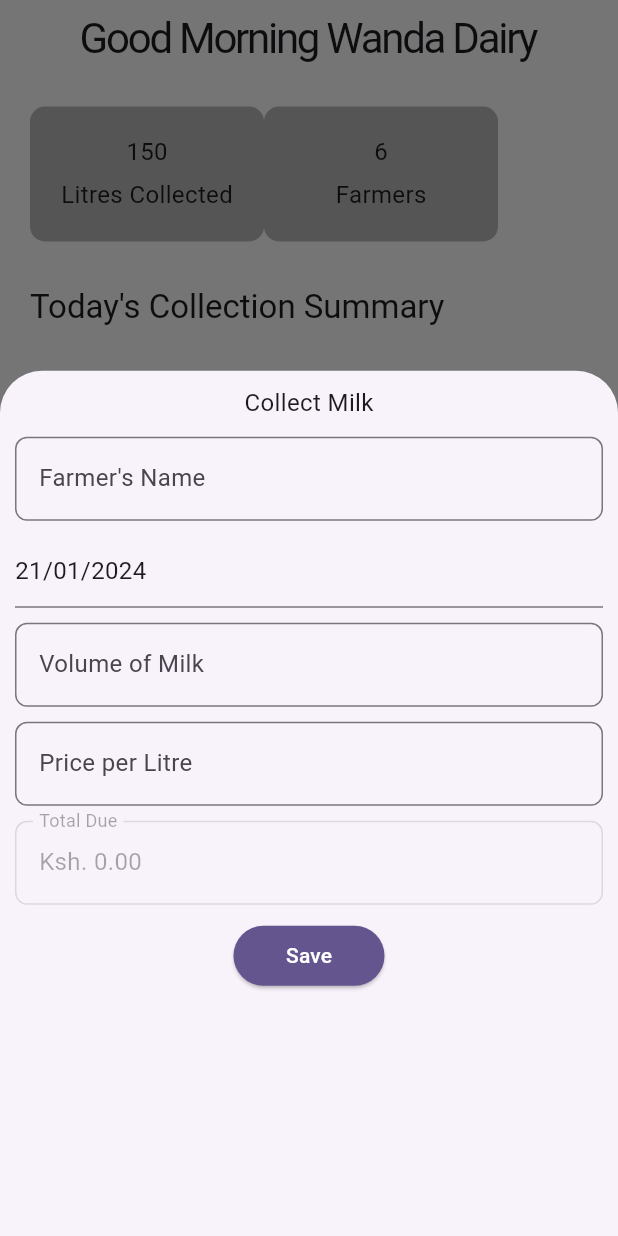
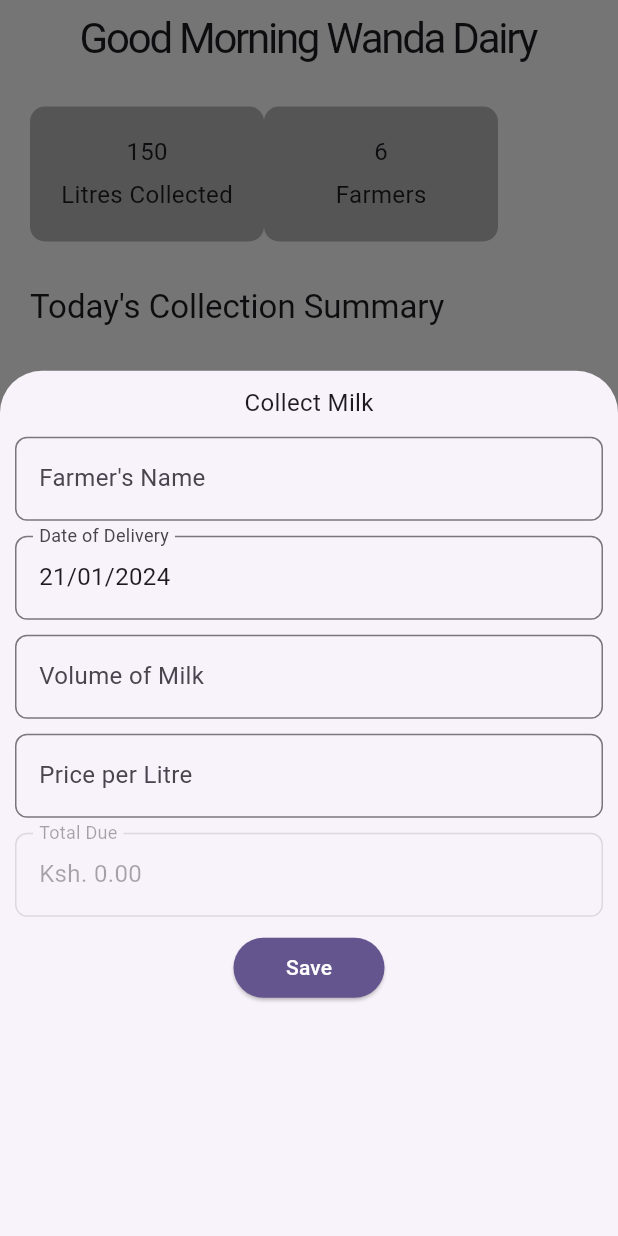
Before and after one commit to kariuki-joseph/wanda-dairy, a Flutter app: the DairyHomePage screen opened by its route, after a tap on "Collect Milk", on a phone screen of 412 x 824 dp. Run offline on Flutter 3.47's test engine with Material 3 defaults, Android fonts, the phone set to English and light mode, and no system bars; our stand-ins replace cloud_firestore, firebase_auth, firebase_core, get; accounts and stored records are empty; network calls fail.

Commit message:
customize inputs

```diff
--- a/lib/widgets/custom_input.dart
+++ b/lib/widgets/custom_input.dart
@@ -7,6 +7,7 @@ class CustomTextFormField extends StatelessWidget {
   final TextInputType? keyboardType;
   final TextEditingController? controller;
   final String? initialValue;
+  final String? Function(String?)? validator;
 
   final Function(String)? onChanged;
   const CustomTextFormField({
@@ -18,6 +19,7 @@ class CustomTextFormField extends StatelessWidget {
     this.obscureText,
     this.onChanged,
     this.initialValue,
+    this.validator,
   }) : super(key: key);
 
   @override
@@ -28,6 +30,7 @@ class CustomTextFormField extends StatelessWidget {
       obscureText: obscureText ?? false,
       controller: controller,
       onChanged: onChanged,
+      validator: validator,
       decoration: InputDecoration(
         labelText: labelText,
         hintText: hintText,
@@ -37,4 +40,17 @@ class CustomTextFormField extends StatelessWidget {
       ),
     );
   }
+
+  static InputDecoration myInputDecoration({
+    String? labelText,
+    String? hintText,
+  }) {
+    return InputDecoration(
+      labelText: labelText,
+      hintText: hintText,
+      border: OutlineInputBorder(
+        borderRadius: BorderRadius.circular(8),
+      ),
+    );
+  }
 }
--- a/lib/widgets/primary_button.dart
+++ b/lib/widgets/primary_button.dart
@@ -3,8 +3,10 @@ import 'package:flutter/material.dart';
 class PrimaryButton extends StatelessWidget {
   final Function() onPressed;
   final Widget child;
+  final Widget? icon;
 
-  const PrimaryButton({Key? key, required this.onPressed, required this.child})
+  const PrimaryButton(
+      {Key? key, required this.onPressed, required this.child, this.icon})
       : super(key: key);
 
   @override
```
